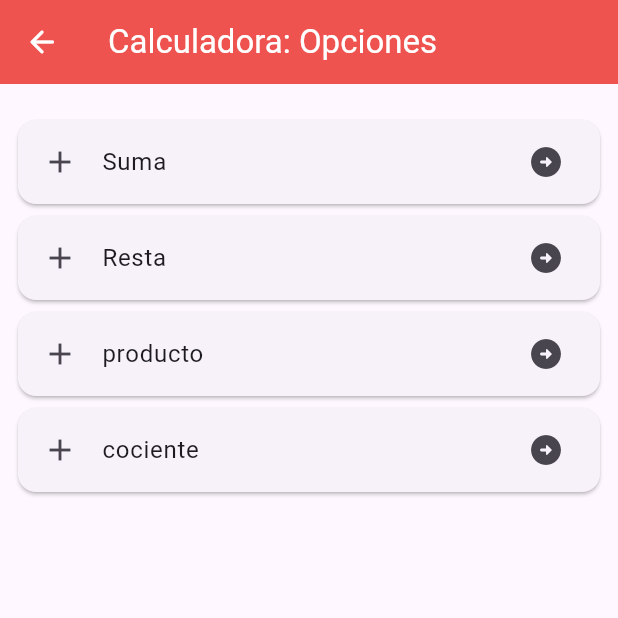
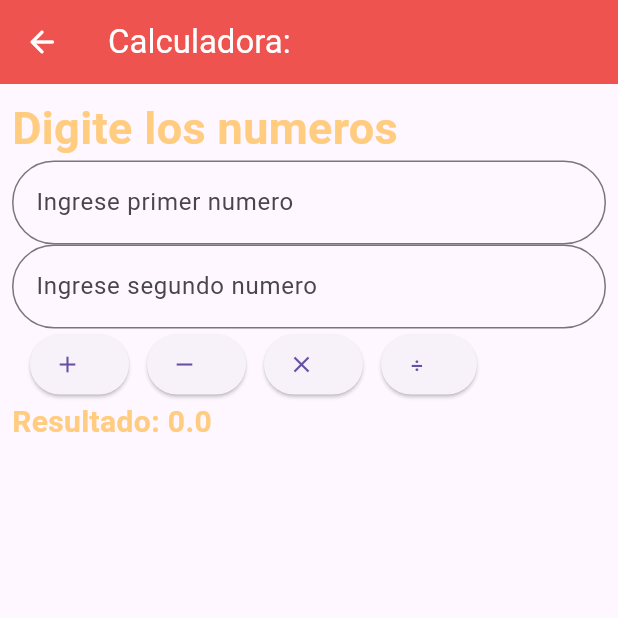
Before and after one commit to JoTaZem/MOVIL, a Flutter app: the screen it shows after launch, after a tap on "Calculadora", on a phone screen of 412 x 824 dp, the top half of it. Run offline on Flutter 3.47's test engine with Material 3 defaults, Android fonts, the phone set to English and light mode, and no system bars; network calls fail; Roboto replaces fonts that are missing (Arial Narrow).

Commit message:
corriendo flutter ejemplo 4

```diff
--- /dev/null
+++ b/flutter_ejemplo_4/lib/screen/calculator.dart
@@ -0,0 +1,168 @@
+import 'package:flutter/material.dart';
+import 'package:flutter_ejemplo_4/screen/menuOption.dart';
+
+class calculator extends StatefulWidget {
+  const calculator({super.key});
+
+  @override
+  State<calculator> createState() => _calculatorState();
+}
+
+class _calculatorState extends State<calculator> {
+  TextEditingController _number1Controller=TextEditingController();
+  TextEditingController _number2Controller=TextEditingController();
+  double _result=0;
+  final _formKey=GlobalKey<FormState>();
+  void _calculateAdd(){
+    if(_formKey.currentState?.validate()?? false){
+      double number1=double.tryParse(_number1Controller.value.text)??0.0;
+      double number2=double.tryParse(_number2Controller.value.text)??0.0;
+      setState(() {
+        _result=number1+number2;
+      });
+    }
+  }
+  void _calculateSubstract(){
+    if(_formKey.currentState?.validate()?? false){
+      double number1=double.tryParse(_number1Controller.value.text)??0.0;
+      double number2=double.tryParse(_number2Controller.value.text)??0.0;
+      setState(() {
+        _result=number1-number2;
+      });
+    }
+  }
+  void _calculateMultiply(){
+    if(_formKey.currentState?.validate()?? false){
+      double number1=double.tryParse(_number1Controller.value.text)??0.0;
+      double number2=double.tryParse(_number2Controller.value.text)??0.0;
+      setState(() {
+        _result=number1*number2;
+      });
+    }
+  }
+  void _calculateDivide(){
+    if(_formKey.currentState?.validate()?? false){
+      double number1=double.tryParse(_number1Controller.value.text)??0.0;
+      double number2=double.tryParse(_number2Controller.value.text)??0.0;
+      setState(() {
+        _result=number1/number2;
+      });
+    }
+  }
+  @override
+  Widget build(BuildContext context) {
+    return Scaffold(
+      appBar: AppBar(
+        backgroundColor: Colors.red[400],
+        foregroundColor: Colors.white,
+        title: Text("Calculadora:"),
+        leading: IconButton(onPressed: (){
+          Navigator.push(context, MaterialPageRoute(builder: (context)=>menuOption()));
+        }, icon: Icon(Icons.arrow_back_rounded)),
+      ),
+      body:Padding(
+        padding: const EdgeInsets.all(8.0),
+        child:Form(
+          key: _formKey,
+          child: ListView(
+            children: [
+              Text(
+                "Digite los numeros",
+                style:TextStyle(
+                  fontSize: 30,
+                  fontFamily: "Arial Narrow",
+                  fontWeight: FontWeight.bold,
+                  color:Colors.orange[200]
+                ),
+              ),
+              SizedBox(width: 10),
+              TextFormField(
+                controller: _number1Controller,
+                decoration: InputDecoration(
+                  labelText: "Ingrese primer numero",
+                  border: OutlineInputBorder(
+                    borderRadius: BorderRadius.circular(30)
+                  )
+                ),
+                keyboardType: TextInputType.number,
+                validator: (value){
+                  if(value==null || value.isEmpty){
+                    return "Debe ingresar un numero";
+                  }if(double.tryParse(value)==null){
+                    return "ingrese un numero valido";
+                  }
+                  return null;
+                },
+              ),
+              SizedBox(width: 10),
+              TextFormField(
+                controller: _number2Controller,
+                decoration: InputDecoration(
+                  labelText: "Ingrese segundo numero",
+                  border: OutlineInputBorder(
+                    borderRadius: BorderRadius.circular(30)
+                  )
+                ),
+                keyboardType: TextInputType.number,
+                validator: (value){
+                  if(value==null || value.isEmpty){
+                    return "Debe ingresar un numero";
+                  }if(double.tryParse(value)==null){
+                    return "ingrese un numero valido";
+                  }
+                  return null;
+                },
+              ),
+              Row(
+                children: [
+                  SizedBox(width: 12),
+                  ElevatedButton.icon(
+                    label: Text(""),
+                    icon: Icon(Icons.add),
+                    onPressed:(){
+                      _calculateAdd();
+                    },
+
+                  ),
+                  SizedBox(width: 12),
+                  ElevatedButton.icon(
+                    label: Text(""),
+                    icon: Icon(Icons.remove),
+                    onPressed:(){
+                      _calculateSubstract();
+                    },
+                  ),
+                  SizedBox(width: 12),
+                  ElevatedButton.icon(
+                    label: Text(""),
+                    icon: Icon(Icons.close),
+                    onPressed:(){
+                      _calculateMultiply();
+                    },
+                  ),
+                  SizedBox(width: 12),
+                  ElevatedButton.icon(
+                    label: Text(""),
+                    icon: Text("÷"),
+                    onPressed:(){
+                      _calculateDivide();
+                    },
+                  ),
+                ],
+              ),
+              SizedBox(width: 10),
+              Text("Resultado: $_result",
+                style: TextStyle(
+                  fontSize: 20,
+                  fontWeight: FontWeight.bold,
+                  color: Colors.orange[200]
+                ),
+              )
+            ],
+
+          ),
+        )
+      )
+    );
+  }
+}
--- a/flutter_ejemplo_4/lib/screen/menuOption.dart
+++ b/flutter_ejemplo_4/lib/screen/menuOption.dart
@@ -1,6 +1,6 @@
 import 'package:flutter/material.dart';
 import 'package:flutter_ejemplo_4/screen/suma.dart';
-import 'package:flutter_ejemplo_4/screen/calculadora.dart';
+import 'package:flutter_ejemplo_4/screen/calculator.dart';
 class menuOption extends StatefulWidget {
   const menuOption({super.key});
 
@@ -44,7 +44,7 @@ class _menuOptionState extends State<menuOption> {
                 leading: Icon(Icons.add),
                 trailing: Icon(Icons.arrow_circle_right_rounded),
                 onTap: (){
-                  Navigator.push(context,MaterialPageRoute(builder: (context)=>calculadora()));
+                  Navigator.push(context,MaterialPageRoute(builder: (context)=>calculator()));
                 },
               ),
             ),
```
